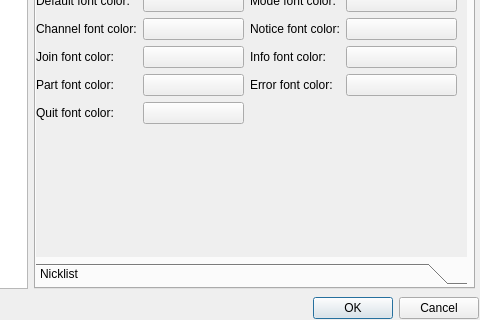
First picture: the form in ui/options.ui, repository gitter-badger/simplechatclient, before the edit; both pictures show x 82 to 562 and y 92 to 412 of the 562 by 412 pixel window.
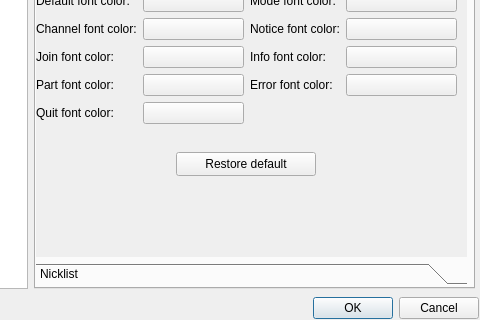
Second picture: the form after the edit. The open tabs and pages were chosen to show the change. Icons and pictures are not drawn.

Commit message: add restore default color buttons

What changed in the file:
```diff
--- a/ui/options.ui
+++ b/ui/options.ui
@@ -721,6 +721,19 @@
                  </item>
                 </layout>
                </widget>
+               <widget class="QPushButton" name="pushButton_mainwindow_restore_default">
+                <property name="geometry">
+                 <rect>
+                  <x>140</x>
+                  <y>190</y>
+                  <width>140</width>
+                  <height>24</height>
+                 </rect>
+                </property>
+                <property name="text">
+                 <string>Restore default</string>
+                </property>
+               </widget>
               </widget>
               <widget class="QWidget" name="page_2">
                <property name="geometry">
```
Left out of the diff: 19 changed lines with no effect on the pictures. The commit also changes 5 other files.
